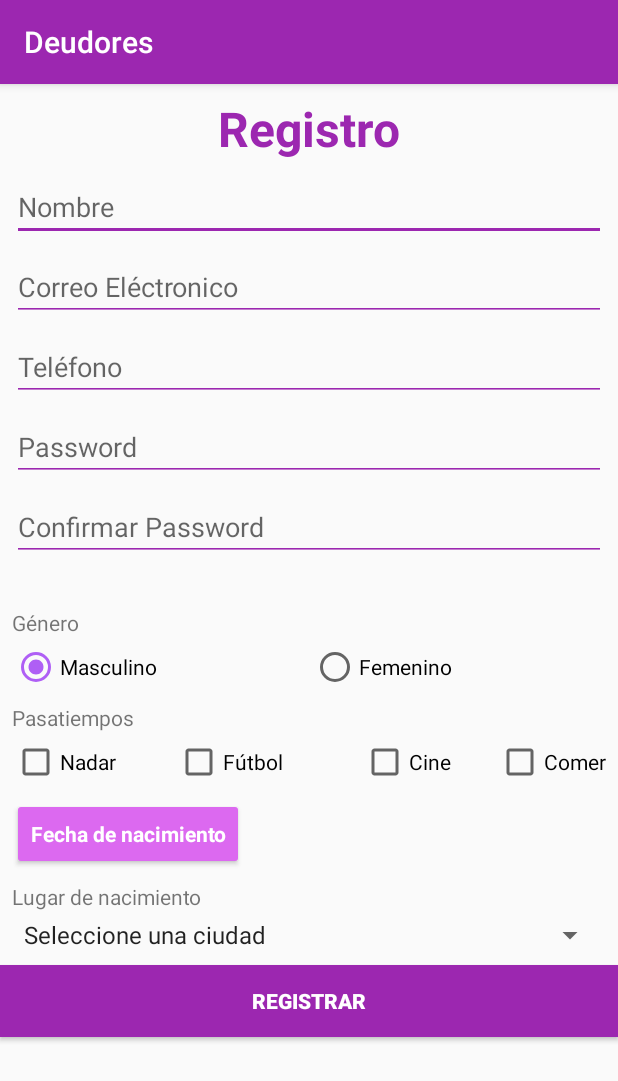
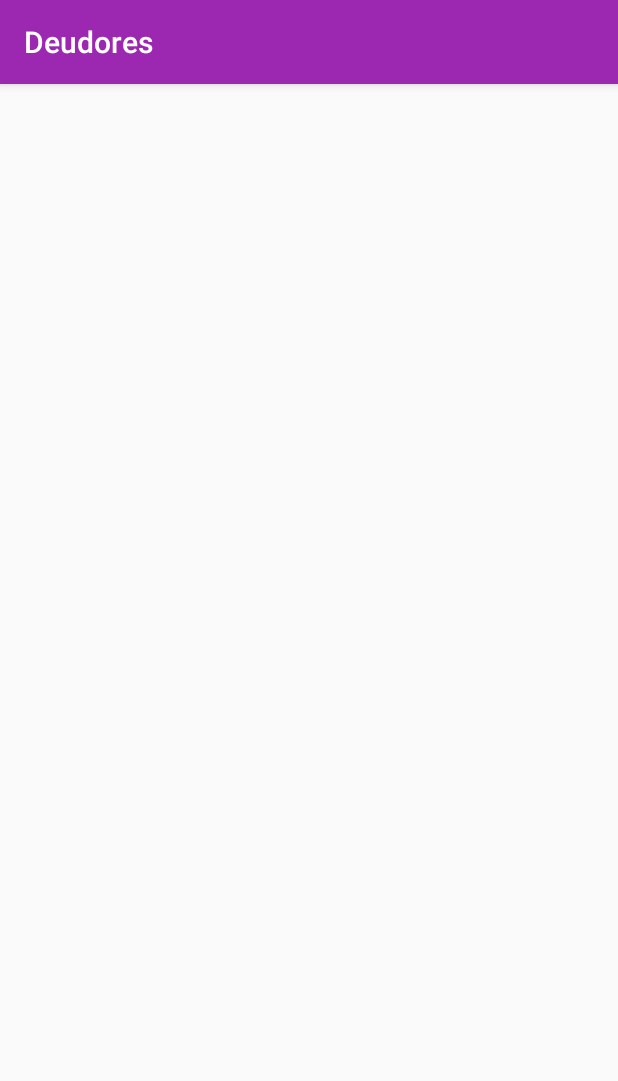
Before and after one commit to johansortiz/Deudores_App, an Android app: the screen it shows after launch (MainActivity before the commit, LoginActivity after it), on a phone screen of 412 x 824 dp. Shown: the top 1081 px of the screen. Run offline under Robolectric (Android 15) with nearby library versions, the phone set to English and light mode, and no system bars.

Commit message:
Actividades creadas: Splash, Login, Registro y se modifica el Main

```diff
--- a/app/src/main/AndroidManifest.xml
+++ b/app/src/main/AndroidManifest.xml
@@ -9,13 +9,17 @@
         android:roundIcon="@mipmap/ic_launcher_round"
         android:supportsRtl="true"
         android:theme="@style/AppTheme">
-        <activity android:name=".MainActivity">
+        <activity android:name=".LoginActivity" />
+        <activity android:name=".SplashActivity"
+            android:theme="@style/NoActionBar">
             <intent-filter>
                 <action android:name="android.intent.action.MAIN" />
 
                 <category android:name="android.intent.category.LAUNCHER" />
             </intent-filter>
         </activity>
+        <activity android:name=".RegistroActivity"/>
+
     </application>
 
 </manifest>
--- /dev/null
+++ b/app/src/main/java/com/johans/deudores/LoginActivity.kt
@@ -0,0 +1,11 @@
+package com.johans.deudores
+
+import androidx.appcompat.app.AppCompatActivity
+import android.os.Bundle
+
+class LoginActivity : AppCompatActivity() {
+    override fun onCreate(savedInstanceState: Bundle?) {
+        super.onCreate(savedInstanceState)
+        setContentView(R.layout.activity_login)
+    }
+}
--- /dev/null
+++ b/app/src/main/java/com/johans/deudores/SplashActivity.kt
@@ -0,0 +1,27 @@
+package com.johans.deudores
+
+import android.content.Intent
+import androidx.appcompat.app.AppCompatActivity
+import android.os.Bundle
+import java.util.*
+import kotlin.concurrent.timerTask
+
+class SplashActivity : AppCompatActivity() {
+    override fun onCreate(savedInstanceState: Bundle?) {
+        super.onCreate(savedInstanceState)
+        setContentView(R.layout.activity_splash)
+
+        val timer = Timer()
+        timer.schedule(
+            timerTask {
+                goToLoginActivity()
+            }, 2000
+        )
+
+    }
+    fun goToLoginActivity(){
+        val intent = Intent(this, LoginActivity::class.java)
+        startActivity(intent)
+        finish()
+    }
+}
--- /dev/null
+++ b/app/src/main/res/layout/activity_login.xml
@@ -0,0 +1,9 @@
+<?xml version="1.0" encoding="utf-8"?>
+<androidx.constraintlayout.widget.ConstraintLayout xmlns:android="http://schemas.android.com/apk/res/android"
+    xmlns:app="http://schemas.android.com/apk/res-auto"
+    xmlns:tools="http://schemas.android.com/tools"
+    android:layout_width="match_parent"
+    android:layout_height="match_parent"
+    tools:context=".LoginActivity">
+
+</androidx.constraintlayout.widget.ConstraintLayout>
--- a/app/src/main/res/layout/activity_main.xml
+++ b/app/src/main/res/layout/activity_registro.xml
@@ -8,7 +8,8 @@
     android:layout_height="match_parent"
     android:fillViewport="true"
     tools:layout_editor_absoluteX="1dp"
-    tools:layout_editor_absoluteY="606dp">
+    tools:layout_editor_absoluteY="606dp"
+    tools:context=".RegistroActivity">
 
 
 
@@ -17,7 +18,7 @@
         android:layout_width="match_parent"
         android:layout_height="match_parent"
         android:orientation="vertical"
-        tools:context=".MainActivity">
+        tools:context=".RegistroActivity">
 
 
         <Button
@@ -34,7 +35,8 @@
             android:textSize="14sp"
             android:textStyle="bold"
             app:layout_constraintStart_toStartOf="parent"
-            app:layout_constraintTop_toBottomOf="@+id/nadar_chk" />
+            app:layout_constraintTop_toBottomOf="@+id/nadar_chk"
+            tools:ignore="OnClick" />
 
         <TextView
             android:id="@+id/titulo_text_view"
--- a/app/src/main/res/values/styles.xml
+++ b/app/src/main/res/values/styles.xml
@@ -7,4 +7,9 @@
         <item name="colorAccent">@color/colorAccent</item>
     </style>
 
+    <style name = "NoActionBar" parent="Theme.AppCompat.Light.NoActionBar">
+        <item name="android:windowActionBar">false</item>
+        <item name="android:windowNoTitle">true</item>
+    </style>
+
 </resources>
```
Also changed, not shown: app/src/main/java/com/johans/deudores/RegistroActivity.kt (renamed from app/src/main/java/com/johans/deudores/MainActivity.kt, +39 -4 lines), app/src/main/res/layout/activity_splash.xml (added, +19 -0 lines), app/src/main/res/drawable/logo.PNG (added), 1 other file.
